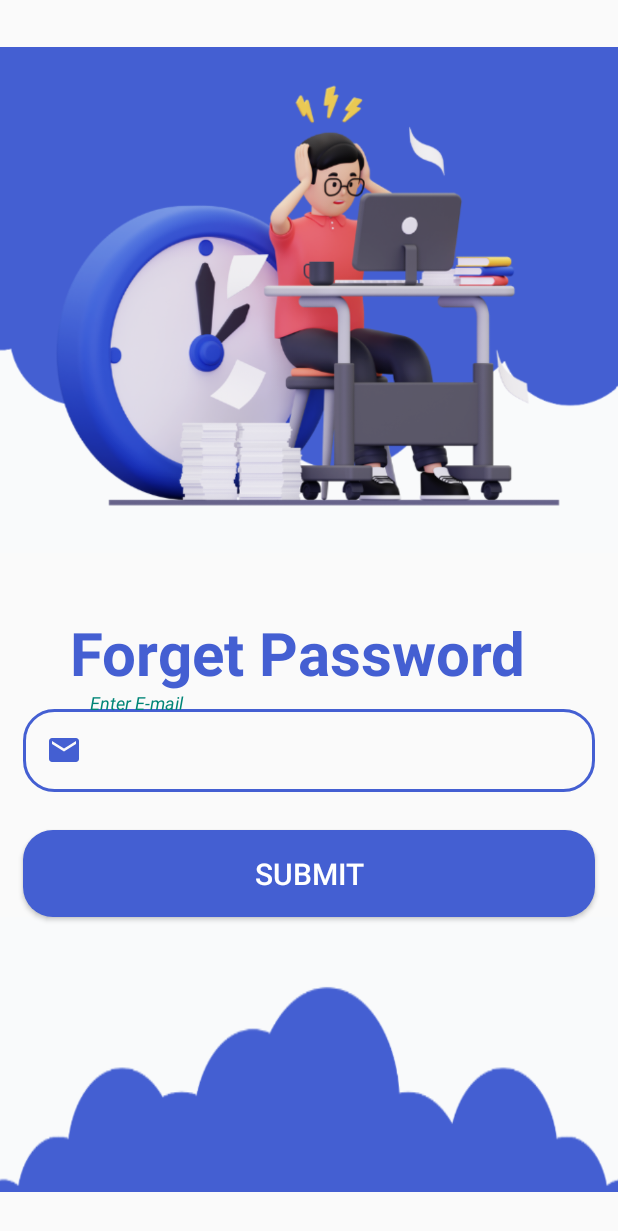
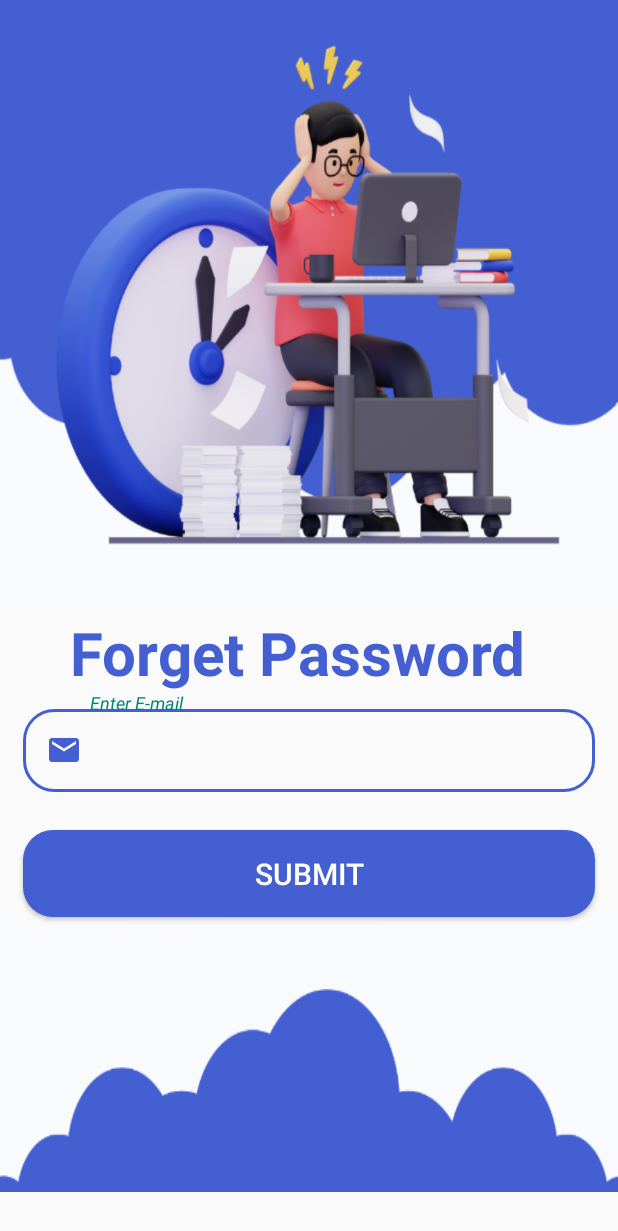
Before and after one commit to ShubhamChoure/Parental-Control-Android-App, an Android app: the ForgetPassword screen opened directly, with no data from a screen before it, on a phone screen of 412 x 824 dp. Shown: the top 1231 px of the screen. Run offline under Robolectric (Android 15) with nearby library versions, the phone set to English and light mode, and no system bars; our stand-ins replace Firebase (no records; nobody signed in at launch, a user with empty details on screens opened directly).

Commit message:
animation adding in process parent login

```diff
--- a/app/src/main/res/layout/activity_forget_password.xml
+++ b/app/src/main/res/layout/activity_forget_password.xml
@@ -10,7 +10,9 @@
     <ImageView
         android:layout_width="match_parent"
         android:layout_height="400dp"
-        android:src="@drawable/forgetpass"></ImageView>
+        android:scaleType="fitXY"
+        android:src="@drawable/forgetpass">
+    </ImageView>
 
     <TextView
         android:layout_width="match_parent"
@@ -58,14 +60,20 @@
         android:textSize="20dp"
         tools:ignore="HardcodedText,SpUsage">
     </Button>
-    <LinearLayout
+    <com.airbnb.lottie.LottieAnimationView
         android:layout_width="match_parent"
-        android:layout_height="wrap_content">
+        android:layout_height="50dp"
+        app:lottie_rawRes="@raw/button_loading_animation"
+        app:lottie_autoPlay="true"
+        app:lottie_loop="true"
+        android:visibility="gone"
+        android:id="@+id/btnLoading">
+    </com.airbnb.lottie.LottieAnimationView>
         <ImageView
-            android:scaleY="1.6"
+            android:layout_gravity="bottom"
             android:src="@drawable/forrgerback"
-            android:layout_width="wrap_content"
-            android:layout_height="wrap_content">
+            android:layout_width="match_parent"
+            android:layout_height="wrap_content"
+            android:scaleType="fitXY">
         </ImageView>
-    </LinearLayout>
 </LinearLayout>
```
Also changed, not shown: app/src/main/java/Login/ForgetPassword.java (+11 -7 lines), 1 other file.
